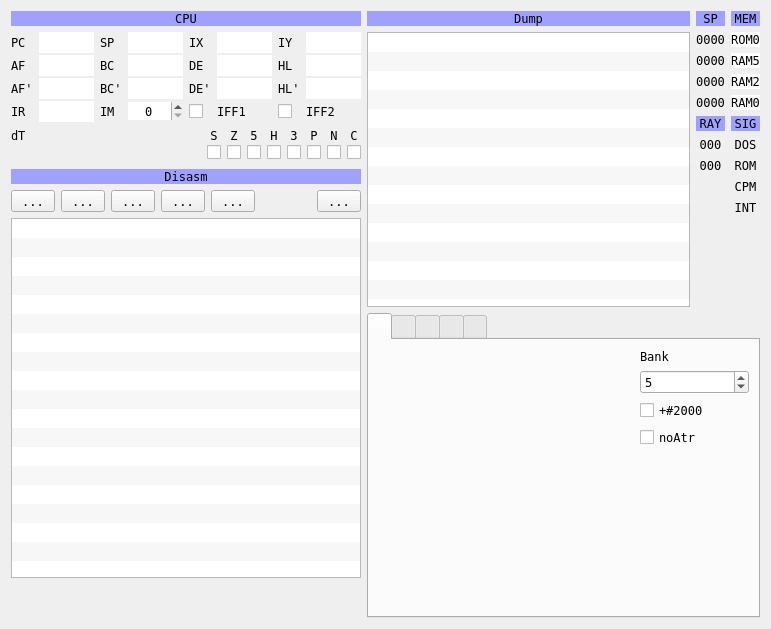
samstyle/Xpeccy, file ui/debuger.ui: the form before one commit.
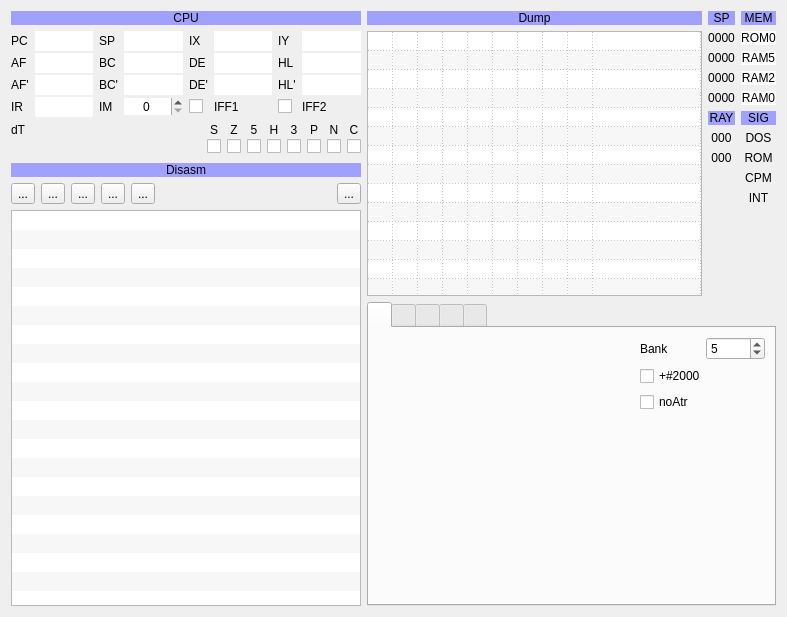
The form after the commit. Icons and pictures are not drawn. Custom widgets are drawn as their Qt base class.

The edit to the form file:
```diff
--- a/ui/debuger.ui
+++ b/ui/debuger.ui
@@ -9,15 +9,10 @@
    <rect>
     <x>0</x>
     <y>0</y>
-    <width>771</width>
-    <height>614</height>
+    <width>787</width>
+    <height>617</height>
    </rect>
   </property>
-  <property name="font">
-   <font>
-    <family>DejaVu Sans Mono</family>
-   </font>
-  </property>
   <property name="windowTitle">
    <string>Xpeccy deBUGa</string>
   </property>
@@ -30,7 +25,7 @@
   </property>
   <layout class="QHBoxLayout" name="horizontalLayout_5" stretch="10,0">
    <item>
-    <layout class="QVBoxLayout" name="verticalLayout_5" stretch="0,0,0,0,0,10,0">
+    <layout class="QVBoxLayout" name="verticalLayout_5" stretch="0,0,0,0,0,10">
      <item>
       <widget class="QLabel" name="label_26">
        <property name="styleSheet">
@@ -733,18 +728,17 @@
      </item>
      <item>
       <widget class="xTableWidget" name="dasmTable">
-       <property name="sizePolicy">
-        <sizepolicy hsizetype="Expanding" vsizetype="Preferred">
-         <horstretch>0</horstretch>
-         <verstretch>0</verstretch>
-        </sizepolicy>
-       </property>
        <property name="minimumSize">
         <size>
          <width>350</width>
          <height>0</height>
         </size>
        </property>
+       <property name="font">
+        <font>
+         <family>DejaVu Sans Mono</family>
+        </font>
+       </property>
        <property name="contextMenuPolicy">
         <enum>Qt::CustomContextMenu</enum>
        </property>
@@ -766,8 +760,11 @@
        <property name="showGrid">
         <bool>false</bool>
        </property>
+       <property name="wordWrap">
+        <bool>true</bool>
+       </property>
        <property name="rowCount">
-        <number>23</number>
+        <number>24</number>
        </property>
        <property name="columnCount">
         <number>4</number>
@@ -813,25 +810,13 @@
        <row/>
        <row/>
        <row/>
+       <row/>
        <column/>
        <column/>
        <column/>
        <column/>
       </widget>
      </item>
-     <item>
-      <spacer name="verticalSpacer_7">
-       <property name="orientation">
-        <enum>Qt::Vertical</enum>
-       </property>
-       <property name="sizeHint" stdset="0">
-        <size>
-         <width>20</width>
-         <height>40</height>
-        </size>
-       </property>
-      </spacer>
-     </item>
     </layout>
    </item>
    <item>
@@ -857,10 +842,15 @@
           <widget class="QTableWidget" name="dumpTable">
            <property name="minimumSize">
             <size>
-             <width>320</width>
-             <height>275</height>
+             <width>330</width>
+             <height>0</height>
             </size>
            </property>
+           <property name="font">
+            <font>
+             <family>DejaVu Sans Mono</family>
+            </font>
+           </property>
            <property name="contextMenuPolicy">
             <enum>Qt::CustomContextMenu</enum>
            </property>
@@ -883,11 +873,14 @@
             <enum>QAbstractItemView::SingleSelection</enum>
            </property>
            <property name="showGrid">
-            <bool>false</bool>
+            <bool>true</bool>
            </property>
            <property name="gridStyle">
             <enum>Qt::DotLine</enum>
            </property>
+           <property name="wordWrap">
+            <bool>false</bool>
+           </property>
            <property name="rowCount">
             <number>16</number>
            </property>
@@ -1238,52 +1231,56 @@
          </item>
          <item>
           <layout class="QGridLayout" name="gridLayout_4">
-           <item row="0" column="1">
-            <widget class="QLabel" name="label_49">
-             <property name="text">
-              <string>Bank</string>
-             </property>
-            </widget>
-           </item>
-           <item row="1" column="1">
-            <widget class="QSpinBox" name="sbScrBank">
-             <property name="minimum">
-              <number>0</number>
-             </property>
-             <property name="maximum">
-              <number>255</number>
-             </property>
-             <property name="value">
-              <number>5</number>
-             </property>
-            </widget>
-           </item>
-           <item row="2" column="1">
+           <item row="3" column="1">
             <widget class="QCheckBox" name="cbScrAlt">
              <property name="text">
               <string>+#2000</string>
              </property>
             </widget>
            </item>
-           <item row="3" column="1">
+           <item row="5" column="1">
+            <spacer name="verticalSpacer_5">
+             <property name="orientation">
+              <enum>Qt::Vertical</enum>
+             </property>
+             <property name="sizeHint" stdset="0">
+              <size>
+               <width>20</width>
+               <height>40</height>
+              </size>
+             </property>
+            </spacer>
+           </item>
+           <item row="4" column="1">
             <widget class="QCheckBox" name="cbScrAtr">
              <property name="text">
               <string>noAtr</string>
              </property>
             </widget>
            </item>
-           <item row="4" column="1">
-            <spacer name="verticalSpacer_5">
-             <property name="orientation">
-              <enum>Qt::Vertical</enum>
-             </property>
-             <property name="sizeHint" stdset="0">
-              <size>
-               <width>20</width>
-               <height>40</height>
-              </size>
-             </property>
-            </spacer>
+           <item row="2" column="1">
+            <layout class="QHBoxLayout" name="horizontalLayout_7">
+             <item>
+              <widget class="QLabel" name="label_49">
+               <property name="text">
+                <string>Bank</string>
+               </property>
+              </widget>
+             </item>
+             <item>
+              <widget class="QSpinBox" name="sbScrBank">
+               <property name="minimum">
+                <number>0</number>
+               </property>
+               <property name="maximum">
+                <number>255</number>
+               </property>
+               <property name="value">
+                <number>5</number>
+               </property>
+              </widget>
+             </item>
+            </layout>
            </item>
           </layout>
          </item>
```
Left out of the diff: 3 changed lines with no effect on the pictures.
